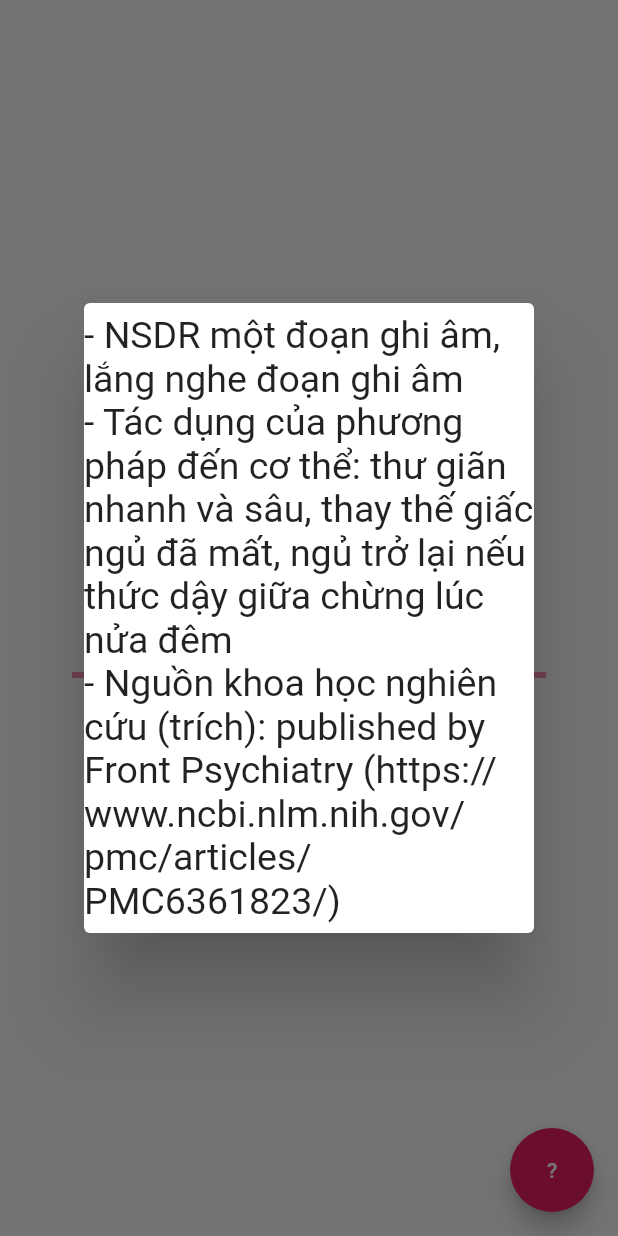
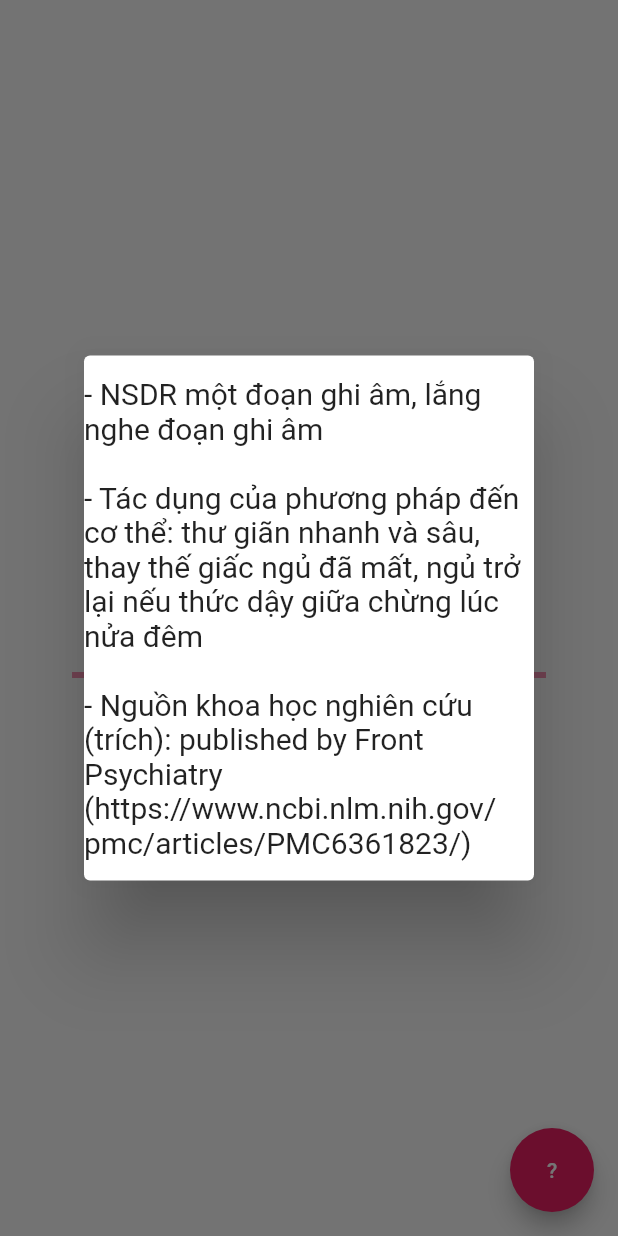
Before and after one commit to thivux/cp22_stress, a Flutter app: the NSDR screen opened directly, after a tap on an icon or button, on a phone screen of 412 x 824 dp. Run offline on Flutter 3.47's test engine with Material 2 defaults, Android fonts, the phone set to English and light mode, and no system bars; our stand-ins replace audioplayers; statements that could not run were skipped.

Commit message:
Minh update final demo

```diff
--- a/lib/nsdr.dart
+++ b/lib/nsdr.dart
@@ -166,13 +166,13 @@
           return const Dialog(
             child: SizedBox(
               width: 300,
-              height: 420,
+              height: 350,
               child: Center(
                 child: Text(
-                  '- NSDR một đoạn ghi âm, lắng nghe đoạn ghi âm \n- Tác dụng của phương pháp đến cơ thể: thư giãn nhanh và sâu, thay thế giấc ngủ đã mất, ngủ trở lại nếu thức dậy giữa chừng lúc nửa đêm \n'
-                      '- Nguồn khoa học nghiên cứu (trích): published by Front Psychiatry (https://www.ncbi.nlm.nih.gov/pmc/articles/PMC6361823/)',
+                  '- NSDR một đoạn ghi âm, lắng nghe đoạn ghi âm \n\n- Tác dụng của phương pháp đến cơ thể: thư giãn nhanh và sâu, thay thế giấc ngủ đã mất, ngủ trở lại nếu thức dậy giữa chừng lúc nửa đêm \n'
+                      '\n- Nguồn khoa học nghiên cứu (trích): published by Front Psychiatry \n(https://www.ncbi.nlm.nih.gov/pmc/articles/PMC6361823/)',
                   style: TextStyle(
-                    fontSize: 25,
+                    fontSize: 20,
                   ),
                 ),
               ),
```
Also changed, not shown: lib/py_sigh.dart (+5 -5 lines).
